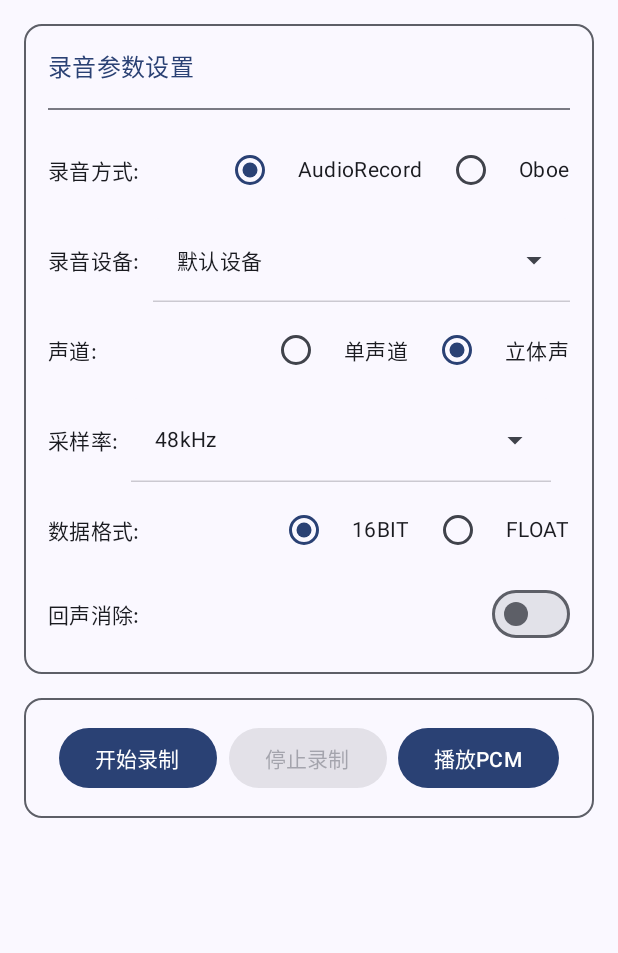
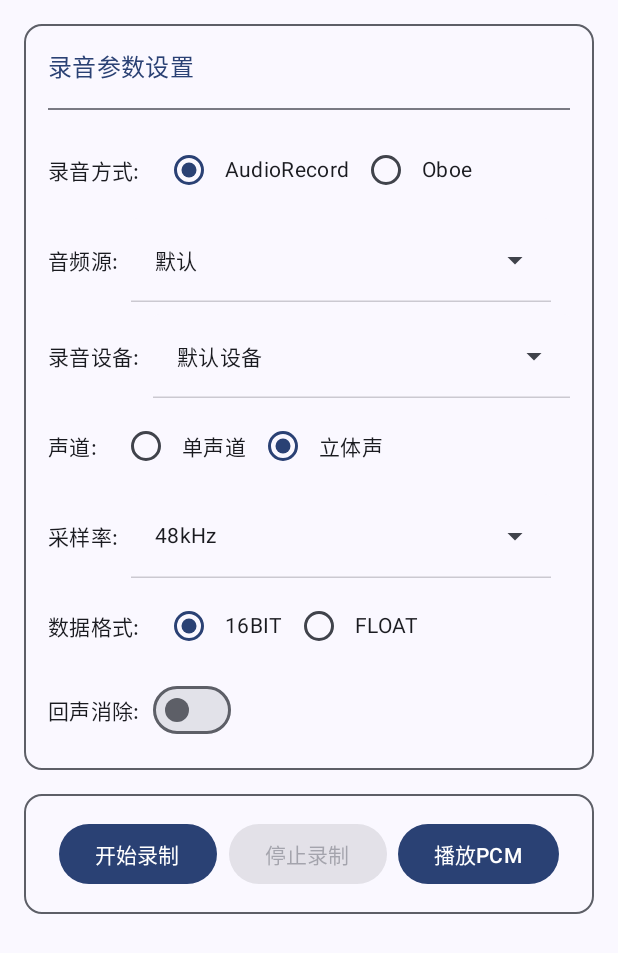
Before and after one commit to jianyongren/AndroidAudioRecordDemo, an Android app built with Jetpack Compose: the screen it shows after launch (MainActivity), on a phone screen of 412 x 824 dp. Shown: the top 953 px of the screen. Run offline under Robolectric (Android 15) with nearby library versions, the phone set to English and light mode, and no system bars; 1 statement that could not run was skipped.

Commit message:
支持选择音频源

```diff
--- a/app/src/main/java/me/rjy/oboe/record/demo/MainActivity.kt
+++ b/app/src/main/java/me/rjy/oboe/record/demo/MainActivity.kt
@@ -122,31 +122,86 @@ class MainActivity : ComponentActivity() {
                                 ) {
                                     Text(text = "录音方式:", style = MaterialTheme.typography.bodyMedium)
                                     Row(
-                                        horizontalArrangement = Arrangement.spacedBy(8.dp),
-                                        verticalAlignment = Alignment.CenterVertically
+                                        horizontalArrangement = Arrangement.Start,
+                                        verticalAlignment = Alignment.CenterVertically,
+                                        modifier = Modifier
+                                            .weight(1f)
+                                            .padding(start = 8.dp)
+                                    ) {
+                                        Row(
+                                            verticalAlignment = Alignment.CenterVertically,
                                         ) {
                                             RadioButton(
                                                 selected = !viewModel.useOboe.value,
-                                            onClick = {
-                                                viewModel.useOboe.value = false
-//                                                viewModel.refreshAudioDevices(this@MainActivity)
-                                            }
+                                                onClick = { viewModel.useOboe.value = false }
                                             )
                                             Text(
                                                 text = "AudioRecord",
                                                 style = MaterialTheme.typography.bodyMedium,
+                                                modifier = Modifier.clickable { viewModel.useOboe.value = false }
                                             )
+                                        }
+                                        Row(
+                                            verticalAlignment = Alignment.CenterVertically,
+                                        ) {
                                             RadioButton(
                                                 selected = viewModel.useOboe.value,
-                                            onClick = {
-                                                viewModel.useOboe.value = true
-//                                                viewModel.refreshAudioDevices(this@MainActivity)
-                                            }
+                                                onClick = { viewModel.useOboe.value = true }
                                             )
                                             Text(
                                                 text = "Oboe",
                                                 style = MaterialTheme.typography.bodyMedium,
+                                                modifier = Modifier.clickable { viewModel.useOboe.value = true }
                                             )
+                                        }
+                                    }
+                                }
+
+                                // 音频源选择（仅AudioRecord模式下显示）
+                                Row(
+                                    verticalAlignment = Alignment.CenterVertically,
+                                    horizontalArrangement = Arrangement.SpaceBetween,
+                                    modifier = Modifier.fillMaxWidth()
+                                ) {
+                                    Text(text = "音频源:", style = MaterialTheme.typography.bodyMedium)
+                                    var audioSourceExpanded by remember { mutableStateOf(false) }
+                                    val currentSource = viewModel.audioSources.find {
+                                        it.id == viewModel.selectedAudioSource.value
+                                    }
+                                    ExposedDropdownMenuBox(
+                                        expanded = audioSourceExpanded,
+                                        onExpandedChange = { audioSourceExpanded = it },
+                                        modifier = Modifier
+                                            .weight(1f)
+                                            .padding(start = 8.dp)
+                                    ) {
+                                        TextField(
+                                            value = currentSource?.name ?: "",
+                                            onValueChange = {},
+                                            readOnly = true,
+                                            trailingIcon = { ExposedDropdownMenuDefaults.TrailingIcon(expanded = audioSourceExpanded) },
+                                            modifier = Modifier.menuAnchor(),
+                                            colors = ExposedDropdownMenuDefaults.outlinedTextFieldColors(
+                                                unfocusedBorderColor = MaterialTheme.colorScheme.outline.copy(alpha = 0.3f),
+                                                focusedBorderColor = MaterialTheme.colorScheme.primary.copy(alpha = 0.5f),
+                                                unfocusedContainerColor = MaterialTheme.colorScheme.surface
+                                            ),
+                                            textStyle = MaterialTheme.typography.bodyMedium
+                                        )
+                                        ExposedDropdownMenu(
+                                            expanded = audioSourceExpanded,
+                                            onDismissRequest = { audioSourceExpanded = false }
+                                        ) {
+                                            viewModel.audioSources.forEach { source ->
+                                                DropdownMenuItem(
+                                                    text = { Text(source.name) },
+                                                    onClick = {
+                                                        viewModel.selectedAudioSource.value = source.id
+                                                        audioSourceExpanded = false
+                                                    }
+                                                )
+                                            }
+                                        }
                                     }
                                 }
 
@@ -206,8 +261,14 @@ class MainActivity : ComponentActivity() {
                                 ) {
                                     Text(text = "声道:", style = MaterialTheme.typography.bodyMedium)
                                     Row(
-                                        horizontalArrangement = Arrangement.spacedBy(8.dp),
-                                        verticalAlignment = Alignment.CenterVertically
+                                        horizontalArrangement = Arrangement.Start,
+                                        verticalAlignment = Alignment.CenterVertically,
+                                        modifier = Modifier
+                                            .weight(1f)
+                                            .padding(start = 8.dp)
+                                    ) {
+                                        Row(
+                                            verticalAlignment = Alignment.CenterVertically,
                                         ) {
                                             RadioButton(
                                                 selected = !viewModel.isStereo.value,
@@ -218,6 +279,10 @@ class MainActivity : ComponentActivity() {
                                                 style = MaterialTheme.typography.bodyMedium,
                                                 modifier = Modifier.clickable { viewModel.isStereo.value = false }
                                             )
+                                        }
+                                        Row(
+                                            verticalAlignment = Alignment.CenterVertically,
+                                        ) {
                                             RadioButton(
                                                 selected = viewModel.isStereo.value,
                                                 onClick = { viewModel.isStereo.value = true }
@@ -227,6 +292,7 @@ class MainActivity : ComponentActivity() {
                                                 style = MaterialTheme.typography.bodyMedium,
                                                 modifier = Modifier.clickable { viewModel.isStereo.value = true }
                                             )
+                                        }
                                     }
                                 }
 
@@ -283,8 +349,14 @@ class MainActivity : ComponentActivity() {
                                 ) {
                                     Text(text = "数据格式:", style = MaterialTheme.typography.bodyMedium)
                                     Row(
-                                        horizontalArrangement = Arrangement.spacedBy(8.dp),
-                                        verticalAlignment = Alignment.CenterVertically
+                                        horizontalArrangement = Arrangement.Start,
+                                        verticalAlignment = Alignment.CenterVertically,
+                                        modifier = Modifier
+                                            .weight(1f)
+                                            .padding(start = 8.dp)
+                                    ) {
+                                        Row(
+                                            verticalAlignment = Alignment.CenterVertically,
                                         ) {
                                             RadioButton(
                                                 selected = !viewModel.isFloat.value,
@@ -295,6 +367,10 @@ class MainActivity : ComponentActivity() {
                                                 style = MaterialTheme.typography.bodyMedium,
                                                 modifier = Modifier.clickable { viewModel.isFloat.value = false }
                                             )
+                                        }
+                                        Row(
+                                            verticalAlignment = Alignment.CenterVertically,
+                                        ) {
                                             RadioButton(
                                                 selected = viewModel.isFloat.value,
                                                 onClick = { viewModel.isFloat.value = true }
@@ -306,6 +382,7 @@ class MainActivity : ComponentActivity() {
                                             )
                                         }
                                     }
+                                }
 
                                 // 回声消除设置
                                 Row(
@@ -314,12 +391,20 @@ class MainActivity : ComponentActivity() {
                                     modifier = Modifier.fillMaxWidth()
                                 ) {
                                     Text(text = "回声消除:", style = MaterialTheme.typography.bodyMedium)
+                                    Row(
+                                        horizontalArrangement = Arrangement.Start,
+                                        verticalAlignment = Alignment.CenterVertically,
+                                        modifier = Modifier
+                                            .weight(1f)
+                                            .padding(start = 8.dp)
+                                    ) {
                                         Switch(
                                             checked = viewModel.echoCanceler.value,
                                             onCheckedChange = {
                                                 viewModel.echoCanceler.value = it
                                             }
                                         )
+                                    }
                                 }
 
                                 // 观察useOboe的值变化
--- a/app/src/main/java/me/rjy/oboe/record/demo/RecorderViewModel.kt
+++ b/app/src/main/java/me/rjy/oboe/record/demo/RecorderViewModel.kt
@@ -45,6 +45,26 @@ class RecorderViewModel : ViewModel() {
     val sampleRate = mutableStateOf(48000) // 采样率选项
     val isFloat = mutableStateOf(false)  // true为float格式,false为short格式
     val useOboe = mutableStateOf(false)  // true使用oboe,false使用AudioRecord
+    val selectedAudioSource = mutableStateOf(MediaRecorder.AudioSource.DEFAULT) // 选中的音频源
+
+    // 音频源列表
+    data class AudioSourceInfo(
+        val id: Int,
+        val name: String
+    )
+
+    val audioSources = mutableListOf(
+        AudioSourceInfo(MediaRecorder.AudioSource.DEFAULT, "默认"),
+        AudioSourceInfo(MediaRecorder.AudioSource.MIC, "麦克风"),
+        AudioSourceInfo(MediaRecorder.AudioSource.VOICE_COMMUNICATION, "语音通话"),
+        AudioSourceInfo(MediaRecorder.AudioSource.VOICE_RECOGNITION, "语音识别"),
+        AudioSourceInfo(MediaRecorder.AudioSource.CAMCORDER, "摄像机"),
+        AudioSourceInfo(MediaRecorder.AudioSource.UNPROCESSED, "未处理")
+    ).apply {
+        if (Build.VERSION.SDK_INT >= Build.VERSION_CODES.Q) {
+            add(AudioSourceInfo(MediaRecorder.AudioSource.VOICE_PERFORMANCE, "演出"))
+        }
+    }
 
     val recordedFilePath = mutableStateOf<String?>(null)
     val selectedDeviceId = mutableStateOf(0) // 选中的录音设备ID
@@ -134,13 +154,17 @@ class RecorderViewModel : ViewModel() {
             currentFormat
         )
 
-        recorder = AudioRecord(
-            if (echoCanceler.value) MediaRecorder.AudioSource.VOICE_COMMUNICATION else MediaRecorder.AudioSource.DEFAULT,
-            currentSampleRate,
-            currentChannel,
-            currentFormat,
-            bufferSizeInBytes
-        )
+        recorder = AudioRecord.Builder()
+            .setAudioSource(selectedAudioSource.value)
+            .setAudioFormat(
+                AudioFormat.Builder()
+                    .setSampleRate(currentSampleRate)
+                    .setChannelMask(currentChannel)
+                    .setEncoding(currentFormat)
+                    .build()
+            )
+            .setBufferSizeInBytes(bufferSizeInBytes)
+            .build()
 
         if (recorder?.state != AudioRecord.STATE_INITIALIZED) {
             Log.e("DemoRecorder", "AudioRecord init failed")
@@ -203,7 +227,8 @@ class RecorderViewModel : ViewModel() {
         sampleRate: Int,
         isStereo: Boolean,
         isFloat: Boolean,
-        deviceId: Int
+        deviceId: Int,
+        audioSource: Int
     )
     private external fun native_stop_record()
 
@@ -216,7 +241,8 @@ class RecorderViewModel : ViewModel() {
                     currentSampleRate,
                     isStereo.value,
                     isFloat.value,
-                    selectedDeviceId.value
+                    selectedDeviceId.value,
+                    selectedAudioSource.value
                 )
             } catch (e: Exception) {
                 Log.e(TAG, "Oboe record failed", e)
```
Also changed, not shown: 1 other file. Lines whose indentation alone changed are shown as unchanged.
